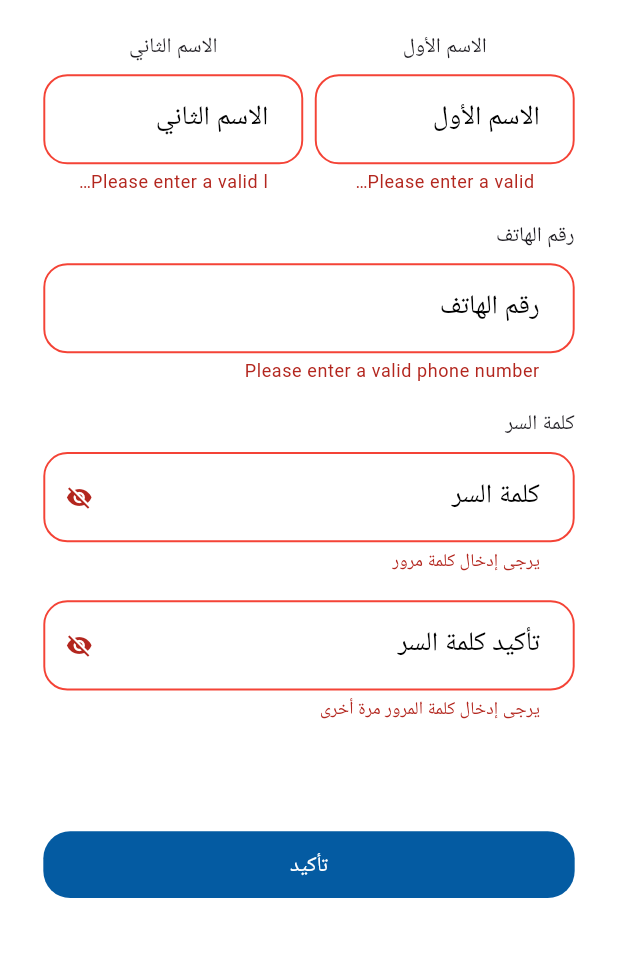
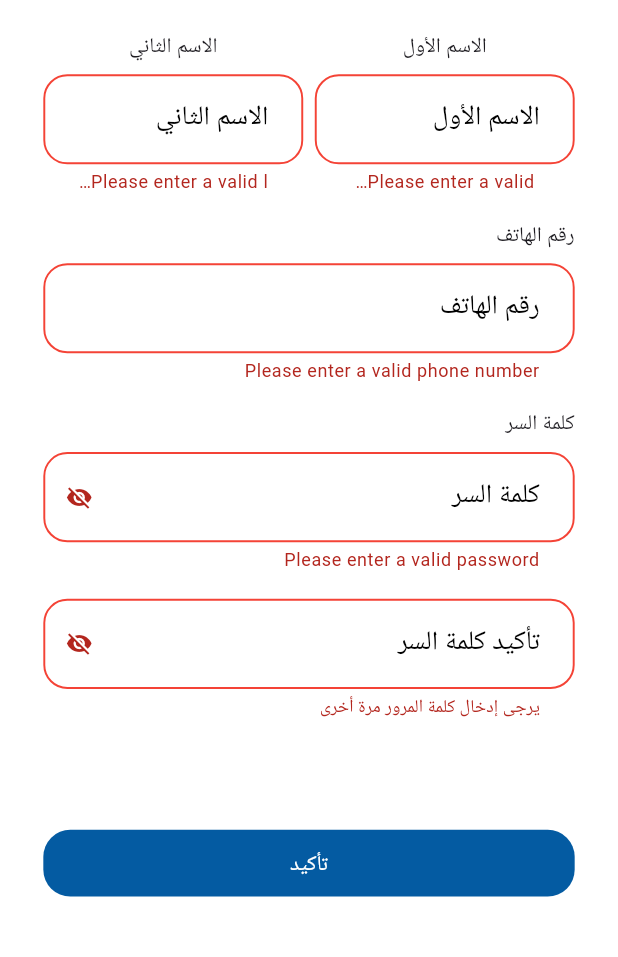
Before and after one commit to Radary-App/radary-mobile, a Flutter app: the SignupScreen screen opened by its route, after a tap on "تأكيد", on a phone screen of 412 x 824 dp, the part 109-1066 px from its top. Run offline on Flutter 3.47's test engine with Material 3 defaults, Android fonts, the phone set to English and light mode, and no system bars; our stand-ins replace animated_splash_screen, dio, firebase_core, flutter_bloc, flutter_screenutil, flutter_svg and 9 more; missing offline and left inert: responsive_navigation_bar; accounts and stored records are empty; generated files the repository leaves out were written again; project files that could hold a hidden picture were left out.

Commit message:
Fix localization and UI issues in sign-up and login forms
- Updated the `HomeAppBar` widget to correctly display the logo and notification icon.
- Swapped the text styles in the `DontHaveAccountText` widget to match the intended design.
- Replaced hardcoded validation messages in the `EmailAndPassword` and `SignUpForm` widgets with localized strings for better internationalization.
- Corrected the success message and button text in the `SignupBlocListener` widget to use localized strings.
- Added missing localization keys and updated the `messages_en.dart` and `intl_en.arb` files to include new localized strings for validation messages and success dialogs.

```diff
--- a/lib/features/home/ui/widgets/home_app_bar.dart
+++ b/lib/features/home/ui/widgets/home_app_bar.dart
@@ -14,10 +14,10 @@ class HomeAppBar extends StatelessWidget {
       mainAxisAlignment: MainAxisAlignment.spaceBetween,
       children: [
         SvgPicture.asset(
-          AssetsData.notifications,
+          AssetsData.logoRadaryText,
         ),
         SvgPicture.asset(
-          AssetsData.logoRadaryText,
+          AssetsData.notifications,
         ),
       ],
     );
--- a/lib/features/login/ui/widgets/dont_have_account_text.dart
+++ b/lib/features/login/ui/widgets/dont_have_account_text.dart
@@ -16,11 +16,11 @@ class DontHaveAccountText extends StatelessWidget {
         children: [
           TextSpan(
             text: S.of(context).Dont_Have,
-            style: AppTextStyles.font16BlueMedium,
+            style: AppTextStyles.font16BlackRegular,
           ),
           TextSpan(
             text: S.of(context).Sign_UP,
-            style: AppTextStyles.font16BlackRegular,
+            style: AppTextStyles.font16BlueMedium,
             recognizer: TapGestureRecognizer()
               ..onTap = () {
                 context.pushReplacementNamed(Routes.signUpScreen);
--- a/lib/features/login/ui/widgets/email_and_password.dart
+++ b/lib/features/login/ui/widgets/email_and_password.dart
@@ -64,7 +64,7 @@ class _EmailAndPasswordState extends State<EmailAndPassword> {
               if (value == null ||
                   value.isEmpty ||
                   !AppRegex.isPhoneNumberValid(value)) {
-                return 'Please enter a valid phone number';
+                return S.of(context).Please_enter_a_valid_phone_number;
               }
             },
             controller: context.read<LoginCubit>().phoneController,
@@ -87,17 +87,17 @@ class _EmailAndPasswordState extends State<EmailAndPassword> {
               ),
               validator: (value) {
                 if (value == null || value.isEmpty) {
-                  return 'يرجى إدخال كلمة مرور';
+                  return S.of(context).Please_enter_a_valid_password;
                 } else if (!AppRegex.hasLowerCase(value)) {
-                  return 'يجب أن تحتوي كلمة المرور على حرف صغير واحد على الأقل';
+                  return S.of(  context).Password_must_contain_at_least_one_lowercase_letter;
                 } else if (!AppRegex.hasUpperCase(value)) {
-                  return 'يجب أن تحتوي كلمة المرور على حرف كبير واحد على الأقل';
+                  return S.of(context).Password_must_contain_at_least_one_uppercase_letter;
                 } else if (!AppRegex.hasSpecialCharacter(value)) {
-                  return 'يجب أن تحتوي كلمة المرور على رمز خاص واحد على الأقل';
+                  return S.of(context).Password_must_contain_at_least_one_special_character;
                 } else if (!AppRegex.hasNumber(value)) {
-                  return 'يجب أن تحتوي كلمة المرور على رقم واحد على الأقل';
+                  return S.of(  context).Password_must_contain_at_least_one_number;
                 } else if (!AppRegex.hasMinLength(value)) {
-                  return 'يجب أن تكون كلمة المرور على الأقل 8 أحرف طويلة';
+                  return S.of(context).Password_must_be_at_least_8_characters_long;
                 }
                 return null;
               })
--- a/lib/features/sign_up/ui/widgets/sign_up_form.dart
+++ b/lib/features/sign_up/ui/widgets/sign_up_form.dart
@@ -70,7 +70,7 @@ class _SignupFormState extends State<SignupForm> {
                       hintText: S.of(context).FirstName,
                       validator: (value) {
                         if (value == null || value.isEmpty) {
-                          return 'Please enter a valid first name';
+                          return S.of(context).Please_enter_a_valid_first_name;
                         }
                         return null;
                       },
@@ -93,7 +93,7 @@ class _SignupFormState extends State<SignupForm> {
                       hintText: S.of(context).LastName,
                       validator: (value) {
                         if (value == null || value.isEmpty) {
-                          return 'Please enter a valid last name';
+                          return S.of(context).Please_enter_a_valid_last_name;
                         }
                         return null;
                       },
@@ -115,7 +115,7 @@ class _SignupFormState extends State<SignupForm> {
               if (value == null ||
                   value.isEmpty ||
                   !AppRegex.isPhoneNumberValid(value)) {
-                return 'Please enter a valid phone number';
+                return S.of(context).Please_enter_a_valid_phone_number;
               }
               return null;
             },
@@ -141,19 +141,19 @@ class _SignupFormState extends State<SignupForm> {
                       : Icons.visibility,
                 ),
               ),
-              validator: (value) {
+             validator: (value) {
                 if (value == null || value.isEmpty) {
-                  return 'يرجى إدخال كلمة مرور';
+                  return S.of(context).Please_enter_a_valid_password;
                 } else if (!AppRegex.hasLowerCase(value)) {
-                  return 'يجب أن تحتوي كلمة المرور على حرف صغير واحد على الأقل';
+                  return S.of(  context).Password_must_contain_at_least_one_lowercase_letter;
                 } else if (!AppRegex.hasUpperCase(value)) {
-                  return 'يجب أن تحتوي كلمة المرور على حرف كبير واحد على الأقل';
+                  return S.of(context).Password_must_contain_at_least_one_uppercase_letter;
                 } else if (!AppRegex.hasSpecialCharacter(value)) {
-                  return 'يجب أن تحتوي كلمة المرور على رمز خاص واحد على الأقل';
+                  return S.of(context).Password_must_contain_at_least_one_special_character;
                 } else if (!AppRegex.hasNumber(value)) {
-                  return 'يجب أن تحتوي كلمة المرور على رقم واحد على الأقل';
+                  return S.of(  context).Password_must_contain_at_least_one_number;
                 } else if (!AppRegex.hasMinLength(value)) {
-                  return 'يجب أن تكون كلمة المرور على الأقل 8 أحرف طويلة';
+                  return S.of(context).Password_must_be_at_least_8_characters_long;
                 }
                 return null;
               }),
@@ -191,7 +191,6 @@ class _SignupFormState extends State<SignupForm> {
 
   @override
   void dispose() {
-    // Do not dispose controllers here as they are managed by SignupCubit
     super.dispose();
   }
 }
--- a/lib/l10n/intl_en.arb
+++ b/lib/l10n/intl_en.arb
@@ -152,6 +152,21 @@
 "homeBanner3": "You encounter",
 "Dont_Have":"Dont Have an account?",
 "PleaseEnterPasswordAgain":"Please enter password again",
-"PasswordsDoNotMatch":"Passwords do not match"
+"PasswordsDoNotMatch":"Passwords do not match",
+"Signup_Successful":"Signup Successful",
+"Congratulations":"Congratulations, you have signed up successfully!",
+"Got_it":"Got it",
+"Please_enter_a_valid_phone_number":"Please enter a valid phone number",
+"Please_enter_a_valid_password":"Please enter a valid password",
+"Password_must_contain_at_least_one_lowercase_letter":"Password must contain at least one lowercase letter.",
+"Password_must_contain_at_least_one_uppercase_letter":"Password must contain at least one uppercase letter.",
+"Password_must_contain_at_least_one_special_character":"Password must contain at least one special character.",
+"Password_must_contain_at_least_one_number":"Password must contain at least one number.",
+"Password_must_contain_at_least_one_uppercase_letter":"Password must contain at least one uppercase letter.",
+"Password_must_contain_at_least_one_special_character":"Password must contain at least one special character.",
+"Password_must_contain_at_least_one_number":"Password must contain at least one number.",
+"Password_must_be_at_least_8_characters_long":"Password must be at least 8 characters long.",
+"Please_enter_a_valid_last_name":"Please enter a valid last name",
+"Please_enter_a_valid_first_name":"Please enter a valid first name"
 
 }
```
Also changed, not shown: lib/features/sign_up/ui/widgets/sign_up_bloc_listener.dart (+8 -7 lines), lib/generated/intl/messages_en.dart, lib/generated/l10n.dart.
